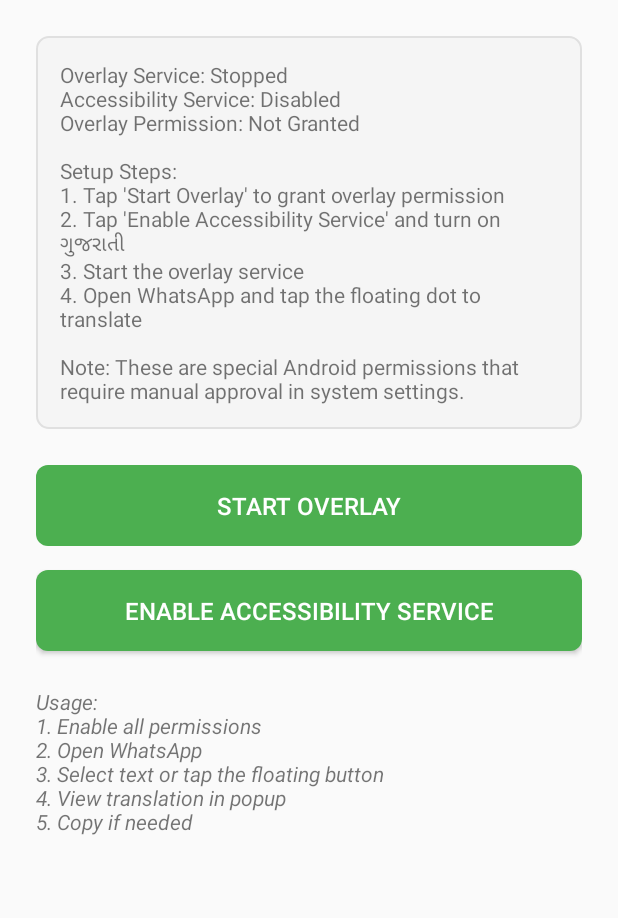
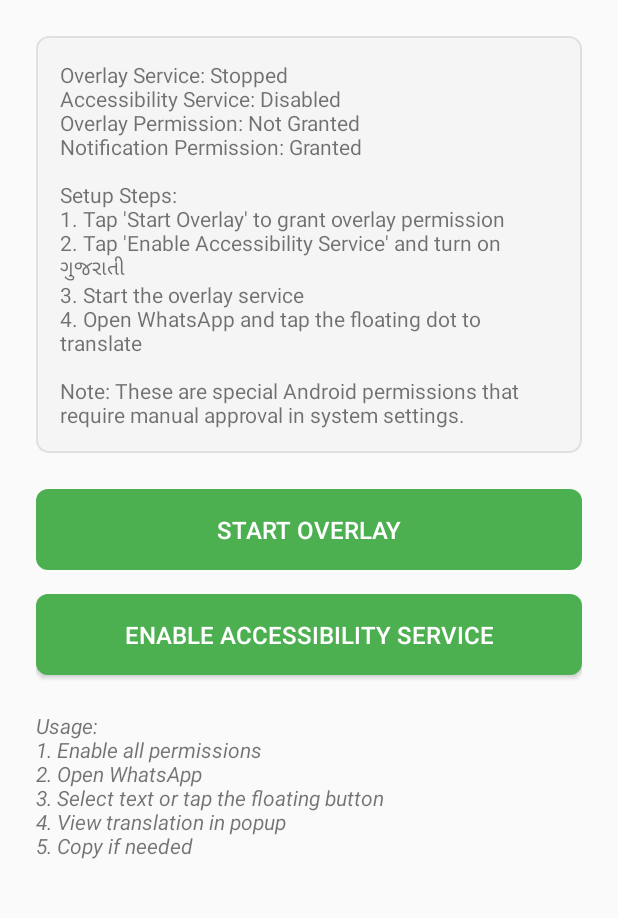
Before and after one commit to dhruvsaraiya/TranslateAssist, an Android app: the screen it shows after launch (MainActivity), on a phone screen of 412 x 824 dp, the part 174-1092 px from its top. Run offline under Robolectric (Android 15) with nearby library versions, the light colour scheme and no system bars; libraries missing offline, so code that uses them is left out: com.google.mlkit.common, com.google.mlkit.nl; 16 statements that could not run were skipped.

Commit message:
fix somethings

```diff
--- a/android/app/src/main/AndroidManifest.xml
+++ b/android/app/src/main/AndroidManifest.xml
@@ -6,6 +6,7 @@
     <uses-permission android:name="android.permission.SYSTEM_ALERT_WINDOW" />
     <uses-permission android:name="android.permission.INTERNET" />
     <uses-permission android:name="android.permission.FOREGROUND_SERVICE" />
+    <uses-permission android:name="android.permission.POST_NOTIFICATIONS" />
     <uses-permission android:name="android.permission.WAKE_LOCK" />
 
     <application
--- a/android/app/src/main/java/com/translateassist/MainActivity.kt
+++ b/android/app/src/main/java/com/translateassist/MainActivity.kt
@@ -8,6 +8,9 @@ import android.provider.Settings
 import android.widget.Button
 import android.widget.TextView
 import android.widget.Toast
+import androidx.core.content.ContextCompat
+import androidx.core.app.ActivityCompat
+import android.content.pm.PackageManager
 import androidx.appcompat.app.AppCompatActivity
 import com.translateassist.service.OverlayService
 import com.translateassist.service.TranslateAccessibilityService
@@ -152,7 +155,16 @@ class MainActivity : AppCompatActivity() {
     private fun toggleOverlayService() {
         val intent = Intent(this, OverlayService::class.java)
         if (OverlayService.instance == null) {
-            startService(intent)
+            if (!ensureNotificationPermissionIfNeeded()) {
+                Toast.makeText(this, "Allow notifications so the overlay can stay running", Toast.LENGTH_LONG).show()
+                updateStatus()
+                return
+            }
+            if (Build.VERSION.SDK_INT >= Build.VERSION_CODES.O) {
+                startForegroundService(intent)
+            } else {
+                startService(intent)
+            }
             overlayButton.text = "Stop Overlay"
         } else {
             stopService(intent)
@@ -174,11 +186,17 @@ class MainActivity : AppCompatActivity() {
             if (TranslateAccessibilityService.instance != null) "Active" else "Enabled (waiting)"
         } else "Disabled"
         val overlayPermission = if (hasOverlayPermission()) "Granted" else "Not Granted"
+        val notifPermission = when {
+            Build.VERSION.SDK_INT < Build.VERSION_CODES.TIRAMISU -> "Not required"
+            hasNotificationPermission() -> "Granted"
+            else -> "Not Granted"
+        }
         val appName = getString(R.string.app_name)
         statusText.text = """
             Overlay Service: $overlayStatus
             Accessibility Service: $accessibilityStatus
             Overlay Permission: $overlayPermission
+            Notification Permission: $notifPermission
 
             Setup Steps:
             1. Tap 'Start Overlay' to grant overlay permission
@@ -193,9 +211,14 @@ class MainActivity : AppCompatActivity() {
         overlayButton.isEnabled = hasOverlayPermission()
 
         // Auto-start overlay if user swiped app away and reopened, while permissions intact
-        if (hasOverlayPermission() && OverlayService.instance == null && accessibilitySystemEnabled) {
+        if (hasOverlayPermission() && OverlayService.instance == null && accessibilitySystemEnabled && ensureNotificationPermissionIfNeeded()) {
             // Lightweight auto start; user already approved permissions previously
-            startService(Intent(this, OverlayService::class.java))
+            val serviceIntent = Intent(this, OverlayService::class.java)
+            if (Build.VERSION.SDK_INT >= Build.VERSION_CODES.O) {
+                startForegroundService(serviceIntent)
+            } else {
+                startService(serviceIntent)
+            }
             overlayButton.text = "Stop Overlay"
         }
     }
@@ -217,6 +240,32 @@ class MainActivity : AppCompatActivity() {
         if (!hasOverlayPermission()) {
             showPermissionExplanationDialog()
         }
+
+        // Request notifications permission on Android 13+ so foreground service notification can be posted.
+        ensureNotificationPermissionIfNeeded()
+    }
+
+    private fun hasNotificationPermission(): Boolean {
+        return if (Build.VERSION.SDK_INT >= Build.VERSION_CODES.TIRAMISU) {
+            ContextCompat.checkSelfPermission(this, android.Manifest.permission.POST_NOTIFICATIONS) == PackageManager.PERMISSION_GRANTED
+        } else {
+            true
+        }
+    }
+
+    /**
+     * Returns true if notifications are either not required or already granted.
+     * If not granted, triggers a one-time permission prompt and returns false.
+     */
+    private fun ensureNotificationPermissionIfNeeded(): Boolean {
+        if (Build.VERSION.SDK_INT < Build.VERSION_CODES.TIRAMISU) return true
+        if (hasNotificationPermission()) return true
+        ActivityCompat.requestPermissions(
+            this,
+            arrayOf(android.Manifest.permission.POST_NOTIFICATIONS),
+            REQUEST_NOTIFICATIONS_PERMISSION
+        )
+        return false
     }
 
     private fun showPermissionExplanationDialog() {
@@ -250,5 +299,6 @@ class MainActivity : AppCompatActivity() {
 
     companion object {
         private const val REQUEST_OVERLAY_PERMISSION = 1001
+        private const val REQUEST_NOTIFICATIONS_PERMISSION = 1002
     }
 }
--- a/android/app/src/main/java/com/translateassist/translation/TranslationEngine.kt
+++ b/android/app/src/main/java/com/translateassist/translation/TranslationEngine.kt
@@ -3,14 +3,24 @@ package com.translateassist.translation
 import android.content.Context
 import android.util.Log
 import com.google.mlkit.common.model.DownloadConditions
+import com.google.mlkit.common.model.RemoteModelManager
 import com.google.mlkit.nl.languageid.LanguageIdentification
 import com.google.mlkit.nl.translate.TranslateLanguage
 import com.google.mlkit.nl.translate.Translation
 import com.google.mlkit.nl.translate.Translator
 import com.google.mlkit.nl.translate.TranslatorOptions
+import com.google.mlkit.nl.translate.TranslateRemoteModel
 import kotlinx.coroutines.Dispatchers
+import kotlinx.coroutines.async
+import kotlinx.coroutines.supervisorScope
+import kotlinx.coroutines.withTimeoutOrNull
+import kotlinx.coroutines.sync.Mutex
+import kotlinx.coroutines.sync.withLock
 import kotlinx.coroutines.withContext
+import com.google.android.gms.tasks.Task
+import kotlinx.coroutines.suspendCancellableCoroutine
 import kotlin.coroutines.resume
+import kotlin.coroutines.resumeWithException
 import kotlin.coroutines.suspendCoroutine
 
 class TranslationEngine(private val context: Context) {
@@ -22,6 +32,9 @@ class TranslationEngine(private val context: Context) {
     private var englishToGujaratiTranslator: Translator? = null
     private var languageIdentifier = LanguageIdentification.getClient()
     private val transliterator = Transliterator()
+    private val modelMutex = Mutex()
+    private var modelReady: Boolean = false
+    private var didForceRedownloadOnce: Boolean = false
 
     init {
         initializeTranslators()
@@ -40,17 +53,88 @@ class TranslationEngine(private val context: Context) {
     }
 
     private fun downloadModels() {
-        val conditions = DownloadConditions.Builder()
-            .requireWifi()
-            .build()
+        // Default to allowing any network. On some devices a Wi-Fi-only requirement results in a
+        // model that never finishes downloading, and translation then fails at runtime.
+        val conditions = DownloadConditions.Builder().build()
 
         englishToGujaratiTranslator?.downloadModelIfNeeded(conditions)
             ?.addOnSuccessListener {
-                Log.d(TAG, "English to Gujarati translation model downloaded")
+                modelReady = true
+                Log.d(TAG, "English↔Gujarati translation model ready")
             }
             ?.addOnFailureListener { exception ->
+                modelReady = false
                 Log.e(TAG, "Failed to download translation model", exception)
             }
+    }
+
+    private suspend fun ensureModelReady(): Boolean {
+        val translator = englishToGujaratiTranslator ?: run {
+            initializeTranslators()
+            englishToGujaratiTranslator
+        } ?: return false
+
+        if (modelReady) return true
+
+        return modelMutex.withLock {
+            if (modelReady) return@withLock true
+            try {
+                val conditions = DownloadConditions.Builder().build()
+                // Don't block the whole pipeline indefinitely. If the model isn't ready quickly,
+                // we let transliteration proceed and translation can succeed later.
+                val ok = withTimeoutOrNull(1500L) {
+                    awaitTaskCancellable(translator.downloadModelIfNeeded(conditions))
+                    true
+                } ?: false
+                modelReady = ok
+                if (!ok) Log.w(TAG, "Model not ready yet (timeout); will retry later")
+                ok
+            } catch (e: Exception) {
+                modelReady = false
+                Log.e(TAG, "Model download/ready check failed", e)
+                false
+            }
+        }
+    }
+
+    private suspend fun forceRedownloadModels() {
+        modelMutex.withLock {
+            modelReady = false
+            val manager = RemoteModelManager.getInstance()
+            try {
+                // Delete both language models to ensure the bilingual pack is rebuilt cleanly.
+                withTimeoutOrNull(4000L) {
+                    awaitTaskCancellable(manager.deleteDownloadedModel(TranslateRemoteModel.Builder(TranslateLanguage.ENGLISH).build()))
+                }
+            } catch (e: Exception) {
+                Log.w(TAG, "Failed to delete EN model (non-fatal)", e)
+            }
+            try {
+                withTimeoutOrNull(4000L) {
+                    awaitTaskCancellable(manager.deleteDownloadedModel(TranslateRemoteModel.Builder(TranslateLanguage.GUJARATI).build()))
+                }
+            } catch (e: Exception) {
+                Log.w(TAG, "Failed to delete GU model (non-fatal)", e)
+            }
+
+            // Recreate translator and download again.
+            initializeTranslators()
+            val translator = englishToGujaratiTranslator ?: return@withLock
+            val conditions = DownloadConditions.Builder().build()
+            val ok = withTimeoutOrNull(8000L) {
+                awaitTaskCancellable(translator.downloadModelIfNeeded(conditions))
+                true
+            } ?: false
+            modelReady = ok
+        }
+    }
+
+    private suspend fun <T> awaitTaskCancellable(task: Task<T>): T = suspendCancellableCoroutine { continuation ->
+        task.addOnSuccessListener { result ->
+            if (continuation.isActive) continuation.resume(result)
+        }.addOnFailureListener { exception ->
+            if (continuation.isActive) continuation.resumeWithException(exception)
+        }
     }
 
     suspend fun translateText(text: String): TranslationResult {
@@ -193,18 +277,45 @@ class TranslationEngine(private val context: Context) {
     }
     private suspend fun processEnglishLine(text: String): TranslationResult {
         Log.d(TAG, "EN line start | original='${text.take(200)}'")
-    val translationOut = safeTranslate(text) ?: "Translation failed"
-        Log.d(TAG, "EN line translation complete | originalSnippet='${text.take(60)}' | translation='${translationOut.take(200)}'")
-        val transliterationOut = transliterator.transliterateToGujarati(text)
-        Log.d(TAG, "EN line transliteration attempt | originalSnippet='${text.take(60)}' | transliteration='${transliterationOut?.take(200)}'")
-        val chosenMode = if (!transliterationOut.isNullOrBlank()) LineMode.TRANSLITERATED else LineMode.TRANSLATED
-        val chosenText = if (chosenMode == LineMode.TRANSLITERATED) transliterationOut!! else translationOut
+        // TR and TL must be independent: failure/timeout of one must not block the other.
+        val (translationOut, transliterationOut) = supervisorScope {
+            val trDeferred = async {
+                // TR: ML Kit path (may depend on model download)
+                withTimeoutOrNull(6500L) { safeTranslate(text) }
+            }
+            val tlDeferred = async {
+                // TL: network phonetic transliteration
+                withTimeoutOrNull(6500L) { transliterator.transliterateToGujarati(text) }
+            }
+            val tr = runCatching { trDeferred.await() }.getOrNull()
+            val tl = runCatching { tlDeferred.await() }.getOrNull()
+            Pair(tr, tl)
+        }
+
+        Log.d(TAG, "EN line TR complete | originalSnippet='${text.take(60)}' | tr='${translationOut?.take(200)}'")
+        Log.d(TAG, "EN line TL complete | originalSnippet='${text.take(60)}' | tl='${transliterationOut?.take(200)}'")
+
+        val chosenMode = when {
+            !transliterationOut.isNullOrBlank() -> LineMode.TRANSLITERATED
+            !translationOut.isNullOrBlank() -> LineMode.TRANSLATED
+            else -> LineMode.ORIGINAL
+        }
+        val chosenText = when (chosenMode) {
+            LineMode.TRANSLITERATED -> transliterationOut!!
+            LineMode.TRANSLATED -> translationOut!!
+            LineMode.ORIGINAL -> text
+        }
         Log.d(TAG, "EN line decision | mode=$chosenMode | chosen='${chosenText.take(200)}'")
         return TranslationResult(
             originalText = text,
             translatedText = chosenText,
             detectedLanguage = "",
-            translationType = if (chosenMode == LineMode.TRANSLITERATED) "Both" else "Translated",
+            translationType = when {
+                !translationOut.isNullOrBlank() && !transliterationOut.isNullOrBlank() -> "Both"
+                !translationOut.isNullOrBlank() -> "Translated"
+                !transliterationOut.isNullOrBlank() -> "Transliterated"
+                else -> "Original"
+            },
             linePairs = listOf(TranslationLinePair(text, translationOut, transliterationOut, chosenMode))
         )
     }
@@ -242,16 +353,42 @@ class TranslationEngine(private val context: Context) {
         var attempt = 0
         var last: String? = null
         while (attempt < 2) { // try at most twice (initial + 1 re-init)
-            val result = suspendCoroutine<String?> { continuation ->
-                try {
-                    englishToGujaratiTranslator?.translate(text)
-                        ?.addOnSuccessListener { r -> continuation.resume(r) }
-                        ?.addOnFailureListener { _ -> continuation.resume(null) }
-                } catch (e: IllegalStateException) {
-                    continuation.resume(null)
+            if (!ensureModelReady()) {
+                Log.w(TAG, "Translation model not ready; skipping translation")
+                return null
+            }
+
+            val result = withTimeoutOrNull(6000L) {
+                suspendCancellableCoroutine<String?> { continuation ->
+                    try {
+                        englishToGujaratiTranslator?.translate(text)
+                            ?.addOnSuccessListener { r ->
+                                if (continuation.isActive) continuation.resume(r)
+                            }
+                            ?.addOnFailureListener { e ->
+                                Log.w(TAG, "ML Kit translate() failed: ${e.message}", e)
+                                if (continuation.isActive) continuation.resume(null)
+                            }
+                    } catch (e: IllegalStateException) {
+                        if (continuation.isActive) continuation.resume(null)
+                    }
                 }
             }
+
             if (result != null) return result
+
+            // Recovery: if the model on disk is corrupted/incomplete, delete and re-download once.
+            if (!didForceRedownloadOnce) {
+                didForceRedownloadOnce = true
+                try {
+                    Log.w(TAG, "Translation failed; forcing model re-download once")
+                    forceRedownloadModels()
+                    // Retry in the next loop iteration
+                } catch (e: Exception) {
+                    Log.e(TAG, "Force re-download failed", e)
+                }
+            }
+
             // If translator might be closed, re-init and retry
             attempt++
             if (attempt < 2) {
--- a/android/app/src/main/java/com/translateassist/ui/TranslationPairAdapter.kt
+++ b/android/app/src/main/java/com/translateassist/ui/TranslationPairAdapter.kt
@@ -6,6 +6,7 @@ import android.view.ViewGroup
 import android.widget.TextView
 import androidx.recyclerview.widget.RecyclerView
 import com.translateassist.R
+import com.translateassist.translation.LineMode
 import com.translateassist.translation.TranslationLinePair
 
 class TranslationPairAdapter(
@@ -45,8 +46,8 @@ class TranslationPairAdapter(
     override fun onBindViewHolder(holder: PairVH, position: Int) {
         val item = pairs[position]
         holder.original.text = item.original
-        val translationLine = item.translation ?: "—"
-        val transliterationLine = item.transliteration ?: "—"
+        val translationLine = item.translation ?: if (item.chosenMode == LineMode.ORIGINAL) "—" else "failed"
+        val transliterationLine = item.transliteration ?: if (item.chosenMode == LineMode.ORIGINAL) "—" else "failed"
         holder.translated.text = "TR: $translationLine"
         holder.transliterated?.let { tlView ->
             tlView.visibility = View.VISIBLE
```
Also changed, not shown: 3 other files.
